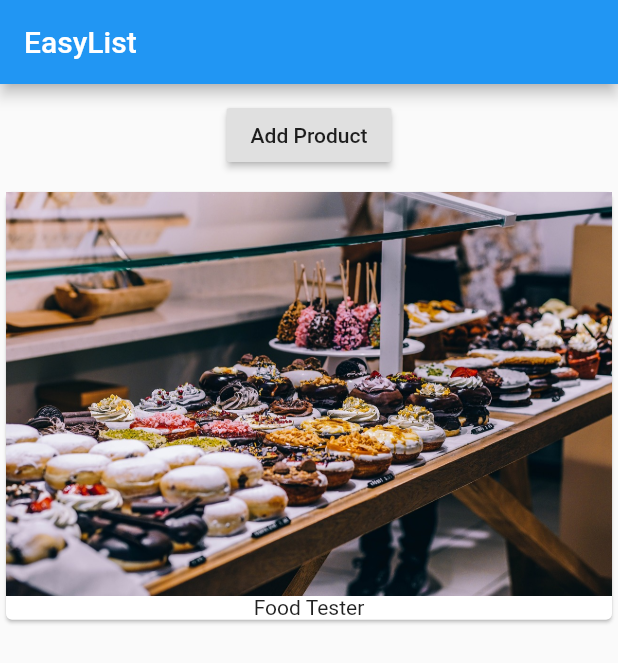
After one commit to AmruthPillai/Learn-Flutter, a Flutter app: the screen it shows after launch, on a phone screen of 412 x 824 dp. The commit adds this screen. Shown: the top 663 px of the screen. Run offline on Flutter 3.47's test engine with Material 2 defaults, Android fonts, the phone set to English and light mode, and no system bars.

Commit message:
break down widgets, introduce initState

```diff
--- a/lib/main.dart
+++ b/lib/main.dart
@@ -1,39 +1,14 @@
 import 'package:flutter/material.dart';
+import 'package:learn_flutter/product_manager.dart';
 
 void main() => runApp(MyApp());
 
-class MyApp extends StatefulWidget {
-  @override
-  _MyAppState createState() => _MyAppState();
-}
-
-class _MyAppState extends State<MyApp> {
-  List<String> _products = ['Food Tester'];
-
+class MyApp extends StatelessWidget {
   @override
   Widget build(BuildContext context) {
     return MaterialApp(
-      home: Scaffold(
-          appBar: AppBar(title: Text('EasyList')),
-          body: Column(children: <Widget>[
-            Container(
-              margin: EdgeInsets.all(10.0),
-              child: RaisedButton(
-                child: Text('Add Product'),
-                onPressed: () {
-                  setState(() => _products.add('Advanced Food Tester'));
-                },
-              ),
-            ),
-            Column(
-                children: _products
-                    .map((elem) => Card(
-                            child: Column(children: <Widget>[
-                          Image.asset('assets/food.jpg'),
-                          Text(elem)
-                        ])))
-                    .toList())
-          ])),
-    );
+        home: Scaffold(
+            appBar: AppBar(title: Text('EasyList')),
+            body: ProductManager('Food Tester')));
   }
 }
--- /dev/null
+++ b/lib/product_manager.dart
@@ -0,0 +1,38 @@
+import 'package:flutter/material.dart';
+
+import 'package:learn_flutter/products.dart';
+
+class ProductManager extends StatefulWidget {
+  final String startingProduct;
+
+  ProductManager(this.startingProduct);
+
+  @override
+  _ProductManagerState createState() => _ProductManagerState();
+}
+
+class _ProductManagerState extends State<ProductManager> {
+  List<String> _products = [];
+
+  @override
+  void initState() {
+    super.initState();
+    _products.add(widget.startingProduct);
+  }
+
+  @override
+  Widget build(BuildContext context) {
+    return Column(children: <Widget>[
+      Container(
+        margin: EdgeInsets.all(10.0),
+        child: RaisedButton(
+          child: Text('Add Product'),
+          onPressed: () {
+            setState(() => _products.add('Advanced Food Tester'));
+          },
+        ),
+      ),
+      Products(_products)
+    ]);
+  }
+}
--- /dev/null
+++ b/lib/products.dart
@@ -0,0 +1,19 @@
+import 'package:flutter/material.dart';
+
+class Products extends StatelessWidget {
+  final List<String> products;
+
+  Products(this.products);
+
+  @override
+  Widget build(BuildContext context) {
+    return Column(
+        children: products
+            .map((elem) => Card(
+                    child: Column(children: <Widget>[
+                  Image.asset('assets/food.jpg'),
+                  Text(elem)
+                ])))
+            .toList());
+  }
+}
```
